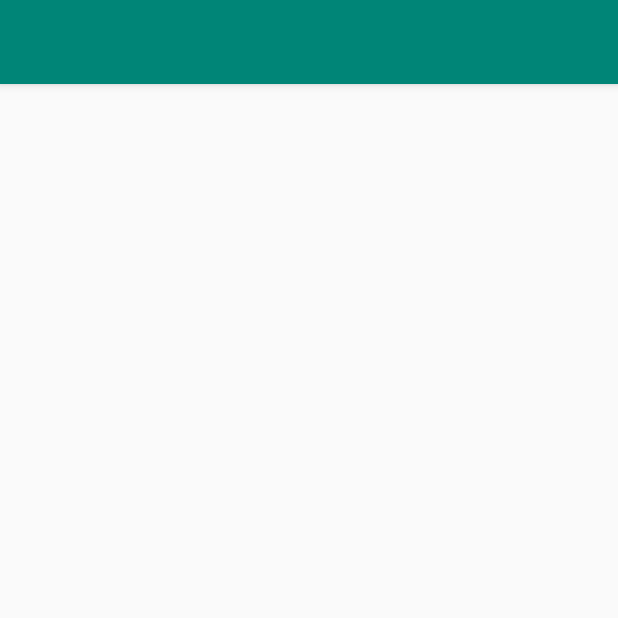
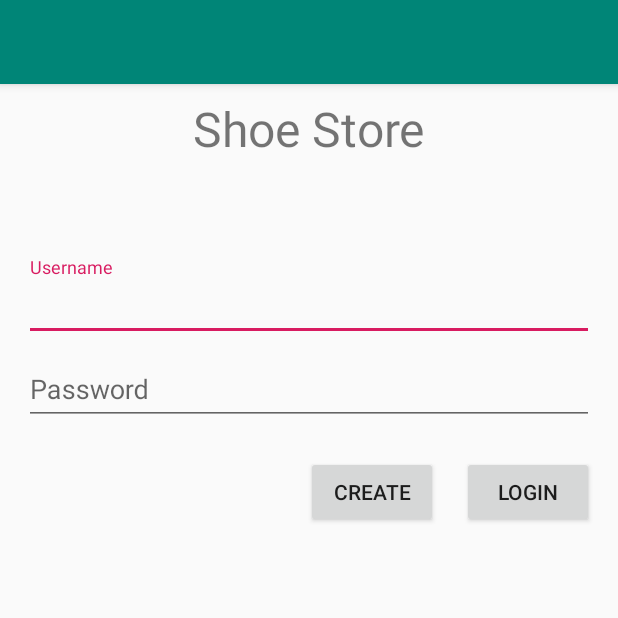
Before and after one commit to mavener/ShoeStore, an Android app: the screen it shows after launch (MainActivity), on a phone screen of 412 x 824 dp, the top half of it. Run offline under Robolectric (Android 15) with nearby library versions, the phone set to English and light mode, and no system bars; our stand-ins replace Timber, data binding.

Commit message:
- LoginScreen Done - Buttons navigate to second screen

```diff
--- a/app/src/main/java/com/udacity/shoestore/screens/login/LoginFragment.kt
+++ b/app/src/main/java/com/udacity/shoestore/screens/login/LoginFragment.kt
@@ -1,7 +1,43 @@
 package com.udacity.shoestore.screens.login
 
+import android.os.Bundle
+import android.view.LayoutInflater
+import android.view.View
+import android.view.ViewGroup
+import android.widget.Toast
 import androidx.fragment.app.Fragment
+import androidx.lifecycle.Observer
+import androidx.lifecycle.ViewModelProvider
+import androidx.navigation.fragment.NavHostFragment
+import com.udacity.shoestore.databinding.LoginFragmentBinding
 
 class LoginFragment : Fragment() {
 
+    private lateinit var viewModel: LoginViewModel
+    private lateinit var binding : LoginFragmentBinding
+
+    override fun onCreateView(
+        inflater: LayoutInflater,
+        container: ViewGroup?,
+        savedInstanceState: Bundle?
+    ): View {
+
+        viewModel = ViewModelProvider(this).get(LoginViewModel::class.java)
+
+        binding = LoginFragmentBinding.inflate(inflater, container, false)
+
+        binding.loginViewModel = viewModel
+        binding.lifecycleOwner = this
+
+        viewModel.eventLoginOrCreate.observe(viewLifecycleOwner, Observer { eventLoginOrCreate ->
+            if (eventLoginOrCreate) {
+                val action = LoginFragmentDirections.actionLoginFragmentToWelcomeFragment()
+                NavHostFragment.findNavController(this).navigate(action)
+                viewModel.onLoginOrCreateDone()
+            }
+        })
+
+        return binding.root
+    }
+
 }
--- /dev/null
+++ b/app/src/main/java/com/udacity/shoestore/screens/login/LoginViewModel.kt
@@ -0,0 +1,23 @@
+package com.udacity.shoestore.screens.login
+
+import androidx.lifecycle.LiveData
+import androidx.lifecycle.MutableLiveData
+import androidx.lifecycle.ViewModel
+
+class LoginViewModel : ViewModel() {
+
+    private val _eventLoginOrCreate = MutableLiveData<Boolean>(false)
+    val eventLoginOrCreate: LiveData<Boolean>
+        get() = _eventLoginOrCreate
+
+
+
+    fun onLoginOrCreate() {
+        _eventLoginOrCreate.value = true
+    }
+
+    fun onLoginOrCreateDone() {
+        _eventLoginOrCreate.value = false
+    }
+
+}
--- a/app/src/main/res/layout/login_fragment.xml
+++ b/app/src/main/res/layout/login_fragment.xml
@@ -1,17 +1,89 @@
 <?xml version="1.0" encoding="utf-8"?>
 <layout xmlns:android="http://schemas.android.com/apk/res/android"
-    xmlns:tools="http://schemas.android.com/tools">
+    xmlns:app="http://schemas.android.com/apk/res-auto"
+    xmlns:tools="http://schemas.android.com/tools"
+    tools:context=".screens.welcome.WelcomeFragment">
+
+    <data>
+
+        <variable
+            name="loginViewModel"
+            type="com.udacity.shoestore.screens.login.LoginViewModel" />
+    </data>
+
 
     <androidx.constraintlayout.widget.ConstraintLayout
+        android:id="@+id/login_layout"
         android:layout_width="match_parent"
-        android:layout_height="match_parent"
-        android:id="@+id/login_layout"
-        >
+        android:layout_height="match_parent">
 
         <TextView
+            android:id="@+id/shoe_store_text_view"
+            android:layout_width="wrap_content"
+            android:layout_height="wrap_content"
+            android:layout_marginTop="64dp"
+            android:text="Shoe Store"
+            android:textSize="32sp"
+            app:layout_constraintBottom_toTopOf="@id/username_text_input"
+            app:layout_constraintEnd_toEndOf="parent"
+            app:layout_constraintStart_toStartOf="parent"
+            app:layout_constraintTop_toTopOf="parent"/>
+
+        <com.google.android.material.textfield.TextInputLayout
+            android:id="@+id/username_text_input"
+            style="@style/Input"
+            android:layout_marginTop="64dp"
+            android:hint="@string/username"
+            app:layout_constraintBottom_toTopOf="@+id/password_text_input"
+            app:layout_constraintEnd_toEndOf="parent"
+            app:layout_constraintStart_toStartOf="parent"
+            app:layout_constraintTop_toBottomOf="@id/shoe_store_text_view"
+            app:layout_constraintVertical_chainStyle="packed">
+
+            <com.google.android.material.textfield.TextInputEditText
+                android:id="@+id/username_edit_text"
+                android:layout_width="match_parent"
+                android:layout_height="wrap_content" />
+        </com.google.android.material.textfield.TextInputLayout>
+
+        <com.google.android.material.textfield.TextInputLayout
+            android:id="@+id/password_text_input"
+            style="@style/Input"
             android:layout_width="match_parent"
-            android:layout_height="match_parent"
-            tools:text="text"/>
+            android:layout_height="wrap_content"
+            android:hint="@string/password"
+            app:errorEnabled="true"
+            app:layout_constraintEnd_toEndOf="parent"
+            app:layout_constraintStart_toStartOf="parent"
+            app:layout_constraintTop_toBottomOf="@+id/username_text_input">
+
+            <com.google.android.material.textfield.TextInputEditText
+                android:id="@+id/password_edit_text"
+                android:layout_width="match_parent"
+                android:layout_height="wrap_content"
+                android:inputType="textPassword" />
+        </com.google.android.material.textfield.TextInputLayout>
+
+        <Button
+            android:id="@+id/login_button"
+            android:layout_width="wrap_content"
+            android:layout_height="wrap_content"
+            android:layout_marginEnd="16dp"
+            android:onClick="@{() -> loginViewModel.onLoginOrCreate()}"
+            android:text="Login"
+            app:layout_constraintEnd_toEndOf="parent"
+            app:layout_constraintTop_toBottomOf="@id/password_text_input" />
+
+        <Button
+            android:id="@+id/create_button"
+            android:layout_width="wrap_content"
+            android:layout_height="wrap_content"
+            android:layout_marginEnd="16dp"
+            android:onClick="@{() -> loginViewModel.onLoginOrCreate()}"
+            android:text="Create"
+            app:layout_constraintEnd_toStartOf="@id/login_button"
+            app:layout_constraintTop_toBottomOf="@id/password_text_input" />
+
 
     </androidx.constraintlayout.widget.ConstraintLayout>
 </layout>
--- a/app/src/main/res/navigation/main_navigation.xml
+++ b/app/src/main/res/navigation/main_navigation.xml
@@ -1,10 +1,27 @@
 <?xml version="1.0" encoding="utf-8"?>
 <navigation xmlns:android="http://schemas.android.com/apk/res/android"
-    xmlns:app="http://schemas.android.com/apk/res-auto" android:id="@+id/main_navigation"
-    app:startDestination="@id/loginFragment">
+    xmlns:app="http://schemas.android.com/apk/res-auto"
+    xmlns:tools="http://schemas.android.com/tools"
+    android:id="@+id/main_navigation"
+    app:startDestination="@id/loginFragment"
+
+    >
 
     <fragment
         android:id="@+id/loginFragment"
         android:name="com.udacity.shoestore.screens.login.LoginFragment"
-        android:label="LoginFragment" />
+        android:label="LoginFragment"
+        tools:layout="@layout/login_fragment" >
+        <action
+            android:id="@+id/action_loginFragment_to_welcomeFragment"
+            app:destination="@id/welcomeFragment" />
+    </fragment>
+
+    <fragment
+        android:id="@+id/welcomeFragment"
+        android:name="com.udacity.shoestore.screens.welcome.WelcomeFragment"
+        android:label="WelcomeFragment"
+        tools:layout="@layout/welcome_fragment"
+        />
+
 </navigation>
--- a/app/src/main/res/values/strings.xml
+++ b/app/src/main/res/values/strings.xml
@@ -1,3 +1,5 @@
 <resources>
     <string name="app_name">ShoeStore</string>
+    <string name="password">Password</string>
+    <string name="username">Username</string>
 </resources>
--- a/app/src/main/res/values/styles.xml
+++ b/app/src/main/res/values/styles.xml
@@ -16,4 +16,12 @@
 
     <style name="AppTheme.PopupOverlay" parent="ThemeOverlay.AppCompat.Light" />
 
+    <style name="Input">
+        <item name="android:layout_width">match_parent</item>
+        <item name="android:layout_height">wrap_content</item>
+        <item name="android:layout_marginBottom">16dp</item>
+        <item name="android:layout_marginLeft">16dp</item>
+        <item name="android:layout_marginRight">16dp</item>
+    </style>
+
 </resources>
```
Also changed, not shown: app/build.gradle (+8 -0 lines), app/src/main/java/com/udacity/shoestore/screens/welcome/WelcomeFragment.kt (added, +32 -0 lines), app/src/main/java/com/udacity/shoestore/screens/welcome/WelcomeViewModel.kt (added, +7 -0 lines), app/src/main/res/layout/welcome_fragment.xml (added, +45 -0 lines).
